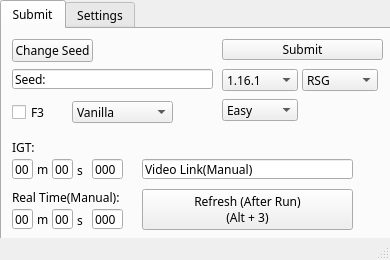
This is autosubmit.ui in ProtossManse/MCAutoSubmit as Qt 5 draws it before an edit. The edited form follows.
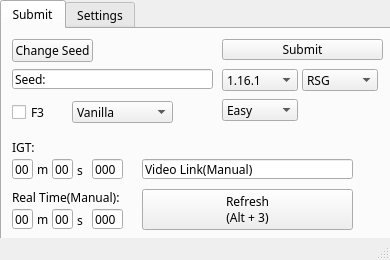
This is the edited form.

```diff
--- a/autosubmit.ui
+++ b/autosubmit.ui
@@ -414,7 +414,7 @@
        </rect>
       </property>
       <property name="text">
-       <string>Refresh (After Run)
+       <string>Refresh
 (Alt + 3)</string>
       </property>
      </widget>
```
